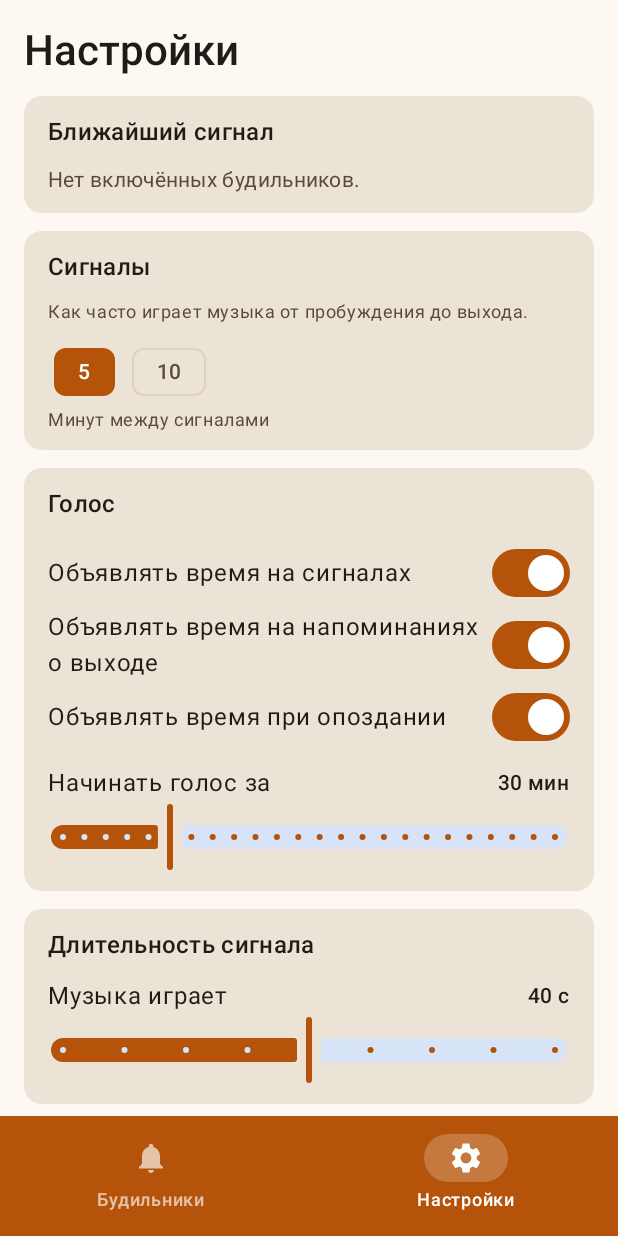
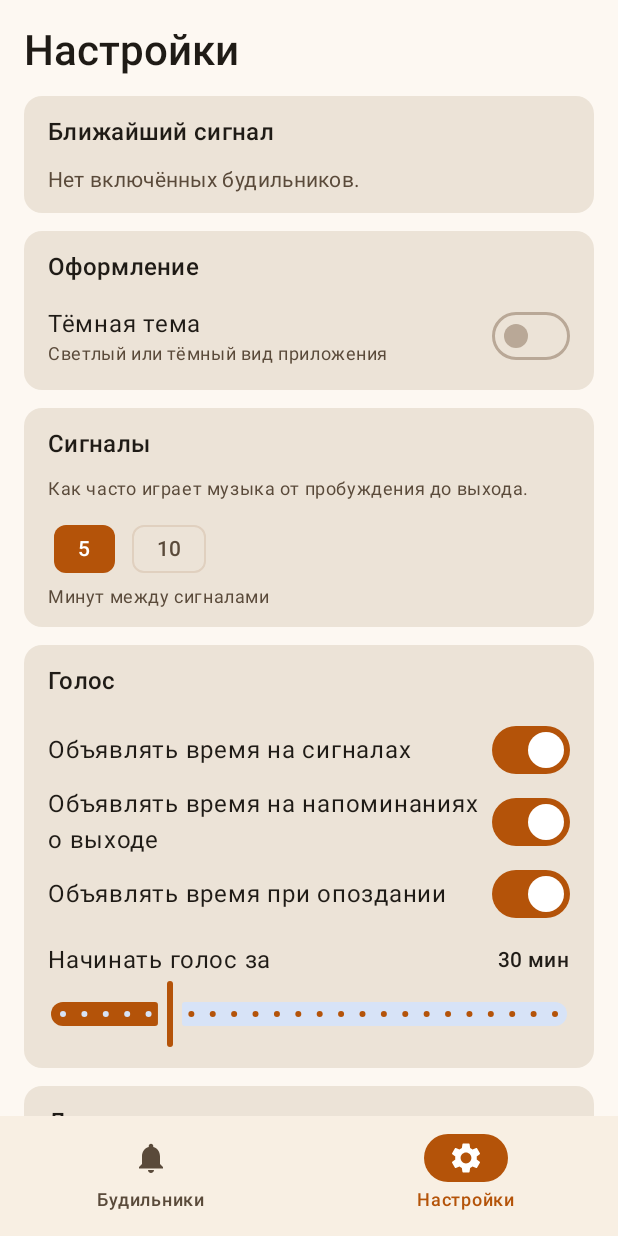
Before and after one commit to Gavabkv/NaVyhod, an Android app built with Jetpack Compose: the screen it shows after launch (MainActivity), item 2 of the bottom bar chosen, on a phone screen of 412 x 824 dp. Run offline under Robolectric (Android 15) with nearby library versions, the phone set to English and light mode, and no system bars.

Commit message:
Переключатель светлой и тёмной темы, коричневое выделение вкладок
- Нижняя панель снова стандартного цвета, коричневым (цветом приложения)
  подсвечивается только выбранная вкладка.
- В «Настройках» появился блок «Оформление» с переключателем «Тёмная тема»;
  выбор сохраняется и применяется сразу. По умолчанию тема как в системе.

```diff
--- a/app/src/main/java/com/example/dovykhoda/MainActivity.kt
+++ b/app/src/main/java/com/example/dovykhoda/MainActivity.kt
@@ -16,6 +16,11 @@ import androidx.activity.ComponentActivity
 import androidx.activity.compose.setContent
 import androidx.activity.enableEdgeToEdge
 import androidx.activity.result.contract.ActivityResultContracts
+import androidx.compose.foundation.isSystemInDarkTheme
+import androidx.compose.runtime.getValue
+import androidx.compose.runtime.mutableStateOf
+import androidx.compose.runtime.remember
+import androidx.compose.runtime.setValue
 import androidx.lifecycle.lifecycleScope
 import kotlinx.coroutines.Dispatchers
 import kotlinx.coroutines.launch
@@ -45,7 +50,11 @@ class MainActivity : ComponentActivity() {
         enableEdgeToEdge()
 
         setContent {
-            NaVykhodTheme {
+            var themeChoice by remember {
+                mutableStateOf(SettingsStore(this@MainActivity).darkThemeChoice())
+            }
+            val darkTheme = themeChoice ?: isSystemInDarkTheme()
+            NaVykhodTheme(darkTheme = darkTheme) {
                 AppScreen(
                     onRequestExactAlarms = ::openExactAlarmSettings,
                     onRequestNotifications = ::askNotifications,
@@ -55,6 +64,11 @@ class MainActivity : ComponentActivity() {
                     onRequestRingChannel = ::openRingChannelSettings,
                     onRequestDndAccess = ::openDndAccessSettings,
                     onExportLogs = ::shareLogs,
+                    darkTheme = darkTheme,
+                    onDarkThemeChange = { dark ->
+                        SettingsStore(this@MainActivity).setDarkThemeChoice(dark)
+                        themeChoice = dark
+                    },
                 )
             }
         }
--- a/app/src/main/java/com/example/dovykhoda/SettingsStore.kt
+++ b/app/src/main/java/com/example/dovykhoda/SettingsStore.kt
@@ -440,6 +440,14 @@ class SettingsStore(context: Context) {
         prefs.edit().putBoolean(KEY_PERMISSION_ASKED + kind, true).apply()
     }
 
+    /** null — тема как в системе; true/false — явный выбор пользователя. */
+    fun darkThemeChoice(): Boolean? =
+        if (prefs.contains(KEY_DARK_THEME)) prefs.getBoolean(KEY_DARK_THEME, false) else null
+
+    fun setDarkThemeChoice(dark: Boolean) {
+        prefs.edit().putBoolean(KEY_DARK_THEME, dark).apply()
+    }
+
     private companion object {
         const val PREFS_NAME = "alarm_settings"
         const val KEY_STORAGE_MIGRATED = "storage_migrated"
@@ -472,5 +480,6 @@ class SettingsStore(context: Context) {
         const val KEY_DEPARTURE_SPOKEN = "departure_spoken_"
         const val KEY_SIGNAL_DELIVERED = "signal_delivered_wake"
         const val KEY_PERMISSION_ASKED = "permission_asked_"
+        const val KEY_DARK_THEME = "dark_theme"
     }
 }
--- a/app/src/main/java/com/example/dovykhoda/ui/AppScreen.kt
+++ b/app/src/main/java/com/example/dovykhoda/ui/AppScreen.kt
@@ -1,6 +1,7 @@
 package com.example.dovykhoda.ui
 
 import androidx.compose.foundation.horizontalScroll
+import androidx.compose.foundation.isSystemInDarkTheme
 import androidx.compose.foundation.layout.Arrangement
 import androidx.compose.foundation.layout.Box
 import androidx.compose.foundation.layout.Column
@@ -68,6 +69,8 @@ fun AppScreen(
     onRequestRingChannel: () -> Unit,
     onRequestDndAccess: () -> Unit,
     onExportLogs: () -> Unit,
+    darkTheme: Boolean = isSystemInDarkTheme(),
+    onDarkThemeChange: (Boolean) -> Unit = {},
 ) {
     val context = LocalContext.current
     val store = remember { SettingsStore(context) }
@@ -161,15 +164,10 @@ fun AppScreen(
         bottomBar = {
             val tabColors = NavigationBarItemDefaults.colors(
                 selectedIconColor = MaterialTheme.colorScheme.onPrimary,
-                selectedTextColor = MaterialTheme.colorScheme.onPrimary,
-                unselectedIconColor = MaterialTheme.colorScheme.onPrimary.copy(alpha = 0.65f),
-                unselectedTextColor = MaterialTheme.colorScheme.onPrimary.copy(alpha = 0.65f),
-                indicatorColor = MaterialTheme.colorScheme.onPrimary.copy(alpha = 0.22f),
+                selectedTextColor = MaterialTheme.colorScheme.primary,
+                indicatorColor = MaterialTheme.colorScheme.primary,
             )
-            NavigationBar(
-                containerColor = MaterialTheme.colorScheme.primary,
-                contentColor = MaterialTheme.colorScheme.onPrimary,
-            ) {
+            NavigationBar {
                 NavigationBarItem(
                     selected = tab == 0,
                     onClick = { tab = 0; editingId = null },
@@ -213,7 +211,9 @@ fun AppScreen(
                     activeCycle = store.activeCycle(),
                     stoppedCycle = store.stoppedCycle(),
                     nowMillis = nowMillis,
+                    darkTheme = darkTheme,
                     onChange = ::applySettings,
+                    onDarkThemeChange = onDarkThemeChange,
                     onRequestExactAlarms = onRequestExactAlarms,
                     onRequestNotifications = onRequestNotifications,
                     onRequestBatteryExemption = onRequestBatteryExemption,
--- a/app/src/main/java/com/example/dovykhoda/ui/SettingsTab.kt
+++ b/app/src/main/java/com/example/dovykhoda/ui/SettingsTab.kt
@@ -43,7 +43,9 @@ fun SettingsTab(
     activeCycle: SettingsStore.ActiveCycle?,
     stoppedCycle: SettingsStore.StoppedCycle?,
     nowMillis: Long,
+    darkTheme: Boolean,
     onChange: (AlarmSettings) -> Unit,
+    onDarkThemeChange: (Boolean) -> Unit,
     onRequestExactAlarms: () -> Unit,
     onRequestNotifications: () -> Unit,
     onRequestBatteryExemption: () -> Unit,
@@ -83,6 +85,17 @@ fun SettingsTab(
 
         ScreenCard("Ближайший сигнал") {
             NextSignalInfo(alarms, settings, activeCycle, stoppedCycle, nowMillis)
+        }
+        Spacer(Modifier.height(12.dp))
+
+        ScreenCard("Оформление") {
+            ToggleRow(
+                title = "Тёмная тема",
+                subtitle = "Светлый или тёмный вид приложения",
+                checked = darkTheme,
+                tag = "theme_dark",
+                onCheckedChange = onDarkThemeChange,
+            )
         }
         Spacer(Modifier.height(12.dp))
 
```
Also changed, not shown: 2 other files.
